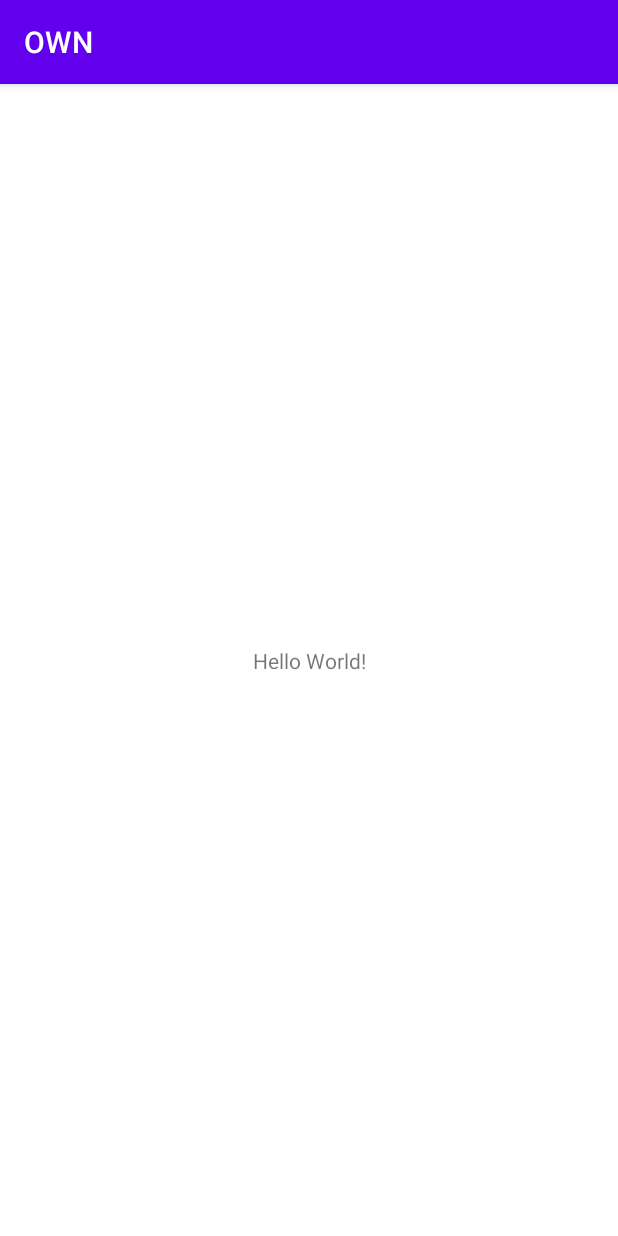
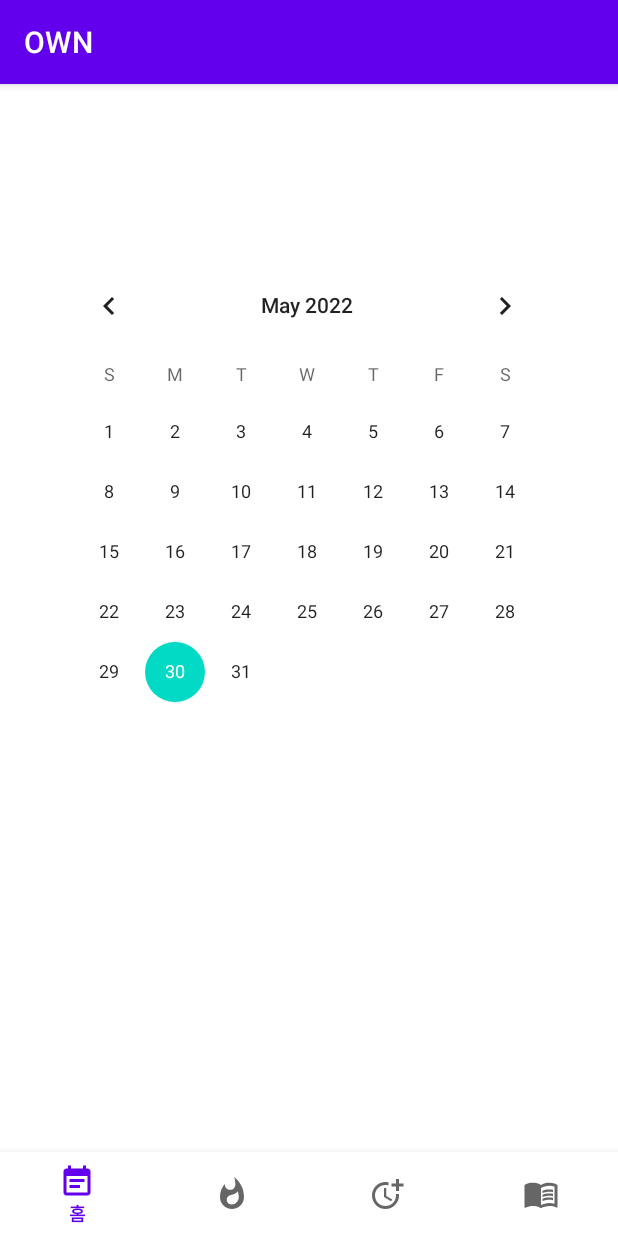
Before and after one commit to KU-Early-Bird/OWN, an Android app: the screen it shows after launch (MainActivity), on a phone screen of 412 x 824 dp. Run offline under Robolectric (Android 15) with nearby library versions, the light colour scheme and no system bars.

Commit message:
feat: 홈화면 레이아웃 구성

```diff
--- /dev/null
+++ b/app/src/main/res/drawable/ic_baseline_calendar_today_24.xml
@@ -0,0 +1,10 @@
+<vector xmlns:android="http://schemas.android.com/apk/res/android"
+    android:width="24dp"
+    android:height="24dp"
+    android:viewportWidth="24"
+    android:viewportHeight="24"
+    android:tint="?attr/colorControlNormal">
+  <path
+      android:fillColor="@android:color/white"
+      android:pathData="M20,3h-1L19,1h-2v2L7,3L7,1L5,1v2L4,3c-1.1,0 -2,0.9 -2,2v16c0,1.1 0.9,2 2,2h16c1.1,0 2,-0.9 2,-2L22,5c0,-1.1 -0.9,-2 -2,-2zM20,21L4,21L4,8h16v13z"/>
+</vector>
--- /dev/null
+++ b/app/src/main/res/drawable/ic_baseline_event_note_24.xml
@@ -0,0 +1,10 @@
+<vector xmlns:android="http://schemas.android.com/apk/res/android"
+    android:width="24dp"
+    android:height="24dp"
+    android:viewportWidth="24"
+    android:viewportHeight="24"
+    android:tint="?attr/colorControlNormal">
+  <path
+      android:fillColor="@android:color/white"
+      android:pathData="M17,10L7,10v2h10v-2zM19,3h-1L18,1h-2v2L8,3L8,1L6,1v2L5,3c-1.11,0 -1.99,0.9 -1.99,2L3,19c0,1.1 0.89,2 2,2h14c1.1,0 2,-0.9 2,-2L21,5c0,-1.1 -0.9,-2 -2,-2zM19,19L5,19L5,8h14v11zM14,14L7,14v2h7v-2z"/>
+</vector>
--- /dev/null
+++ b/app/src/main/res/drawable/ic_baseline_menu_book_24.xml
@@ -0,0 +1,19 @@
+<vector xmlns:android="http://schemas.android.com/apk/res/android"
+    android:width="24dp"
+    android:height="24dp"
+    android:viewportWidth="24"
+    android:viewportHeight="24"
+    android:tint="?attr/colorControlNormal">
+  <path
+      android:fillColor="@android:color/white"
+      android:pathData="M21,5c-1.11,-0.35 -2.33,-0.5 -3.5,-0.5c-1.95,0 -4.05,0.4 -5.5,1.5c-1.45,-1.1 -3.55,-1.5 -5.5,-1.5S2.45,4.9 1,6v14.65c0,0.25 0.25,0.5 0.5,0.5c0.1,0 0.15,-0.05 0.25,-0.05C3.1,20.45 5.05,20 6.5,20c1.95,0 4.05,0.4 5.5,1.5c1.35,-0.85 3.8,-1.5 5.5,-1.5c1.65,0 3.35,0.3 4.75,1.05c0.1,0.05 0.15,0.05 0.25,0.05c0.25,0 0.5,-0.25 0.5,-0.5V6C22.4,5.55 21.75,5.25 21,5zM21,18.5c-1.1,-0.35 -2.3,-0.5 -3.5,-0.5c-1.7,0 -4.15,0.65 -5.5,1.5V8c1.35,-0.85 3.8,-1.5 5.5,-1.5c1.2,0 2.4,0.15 3.5,0.5V18.5z"/>
+  <path
+      android:fillColor="@android:color/white"
+      android:pathData="M17.5,10.5c0.88,0 1.73,0.09 2.5,0.26V9.24C19.21,9.09 18.36,9 17.5,9c-1.7,0 -3.24,0.29 -4.5,0.83v1.66C14.13,10.85 15.7,10.5 17.5,10.5z"/>
+  <path
+      android:fillColor="@android:color/white"
+      android:pathData="M13,12.49v1.66c1.13,-0.64 2.7,-0.99 4.5,-0.99c0.88,0 1.73,0.09 2.5,0.26V11.9c-0.79,-0.15 -1.64,-0.24 -2.5,-0.24C15.8,11.66 14.26,11.96 13,12.49z"/>
+  <path
+      android:fillColor="@android:color/white"
+      android:pathData="M17.5,14.33c-1.7,0 -3.24,0.29 -4.5,0.83v1.66c1.13,-0.64 2.7,-0.99 4.5,-0.99c0.88,0 1.73,0.09 2.5,0.26v-1.52C19.21,14.41 18.36,14.33 17.5,14.33z"/>
+</vector>
--- /dev/null
+++ b/app/src/main/res/drawable/ic_baseline_more_time_24.xml
@@ -0,0 +1,16 @@
+<vector xmlns:android="http://schemas.android.com/apk/res/android"
+    android:width="24dp"
+    android:height="24dp"
+    android:viewportWidth="24"
+    android:viewportHeight="24"
+    android:tint="?attr/colorControlNormal">
+  <path
+      android:fillColor="@android:color/white"
+      android:pathData="M10,8l0,6l4.7,2.9l0.8,-1.2l-4,-2.4l0,-5.3z"/>
+  <path
+      android:fillColor="@android:color/white"
+      android:pathData="M17.92,12c0.05,0.33 0.08,0.66 0.08,1c0,3.9 -3.1,7 -7,7s-7,-3.1 -7,-7c0,-3.9 3.1,-7 7,-7c0.7,0 1.37,0.1 2,0.29V4.23C12.36,4.08 11.69,4 11,4c-5,0 -9,4 -9,9s4,9 9,9s9,-4 9,-9c0,-0.34 -0.02,-0.67 -0.06,-1H17.92z"/>
+  <path
+      android:fillColor="@android:color/white"
+      android:pathData="M20,5l0,-3l-2,0l0,3l-3,0l0,2l3,0l0,3l2,0l0,-3l3,0l0,-2z"/>
+</vector>
--- /dev/null
+++ b/app/src/main/res/drawable/ic_baseline_whatshot_24.xml
@@ -0,0 +1,10 @@
+<vector xmlns:android="http://schemas.android.com/apk/res/android"
+    android:width="24dp"
+    android:height="24dp"
+    android:viewportWidth="24"
+    android:viewportHeight="24"
+    android:tint="?attr/colorControlNormal">
+  <path
+      android:fillColor="@android:color/white"
+      android:pathData="M13.5,0.67s0.74,2.65 0.74,4.8c0,2.06 -1.35,3.73 -3.41,3.73 -2.07,0 -3.63,-1.67 -3.63,-3.73l0.03,-0.36C5.21,7.51 4,10.62 4,14c0,4.42 3.58,8 8,8s8,-3.58 8,-8C20,8.61 17.41,3.8 13.5,0.67zM11.71,19c-1.78,0 -3.22,-1.4 -3.22,-3.14 0,-1.62 1.05,-2.76 2.81,-3.12 1.77,-0.36 3.6,-1.21 4.62,-2.58 0.39,1.29 0.59,2.65 0.59,4.04 0,2.65 -2.15,4.8 -4.8,4.8z"/>
+</vector>
--- a/app/src/main/res/layout/activity_main.xml
+++ b/app/src/main/res/layout/activity_main.xml
@@ -6,13 +6,36 @@
     android:layout_height="match_parent"
     tools:context=".MainActivity">
 
-    <TextView
+
+    <com.google.android.material.bottomnavigation.BottomNavigationView
+        android:id="@+id/bottomNavigationView"
+        android:layout_width="0dp"
+        android:layout_height="wrap_content"
+        app:layout_constraintBottom_toBottomOf="parent"
+        app:layout_constraintEnd_toEndOf="parent"
+        app:layout_constraintStart_toStartOf="parent"
+        app:layout_constraintTop_toBottomOf="@+id/recyclerView"
+        app:menu="@menu/bottom_tab" />
+
+    <CalendarView
+        android:id="@+id/calendarView"
         android:layout_width="wrap_content"
         android:layout_height="wrap_content"
-        android:text="Hello World!"
-        app:layout_constraintBottom_toBottomOf="parent"
-        app:layout_constraintLeft_toLeftOf="parent"
-        app:layout_constraintRight_toRightOf="parent"
+        android:layout_marginStart="29dp"
+        android:layout_marginTop="114dp"
+        app:layout_constraintBottom_toTopOf="@+id/recyclerView"
+        app:layout_constraintStart_toStartOf="@+id/recyclerView"
         app:layout_constraintTop_toTopOf="parent" />
 
+    <androidx.recyclerview.widget.RecyclerView
+        android:id="@+id/recyclerView"
+        android:layout_width="0dp"
+        android:layout_height="0dp"
+        android:layout_marginStart="1dp"
+        android:layout_marginEnd="1dp"
+        android:layout_marginBottom="1dp"
+        app:layout_constraintBottom_toTopOf="@+id/bottomNavigationView"
+        app:layout_constraintEnd_toEndOf="parent"
+        app:layout_constraintStart_toStartOf="parent"
+        app:layout_constraintTop_toBottomOf="@+id/calendarView" />
 </androidx.constraintlayout.widget.ConstraintLayout>
--- /dev/null
+++ b/app/src/main/res/menu/bottom_tab.xml
@@ -0,0 +1,27 @@
+<?xml version="1.0" encoding="utf-8"?>
+<menu xmlns:android="http://schemas.android.com/apk/res/android">
+    <item
+        android:id="@+id/tab_home"
+        android:enabled="true"
+        android:icon="@drawable/ic_baseline_event_note_24"
+        android:title="홈"/>
+
+    <item
+        android:id="@+id/tab_workout"
+        android:enabled="true"
+        android:icon="@drawable/ic_baseline_whatshot_24"
+        android:title="운동"/>
+
+    <item
+        android:id="@+id/tab_routine"
+        android:enabled="true"
+        android:icon="@drawable/ic_baseline_more_time_24"
+        android:title="루틴"/>
+
+    <item
+        android:id="@+id/tab_record"
+        android:enabled="true"
+        android:icon="@drawable/ic_baseline_menu_book_24"
+        android:title="기록"/>
+
+</menu>
```
